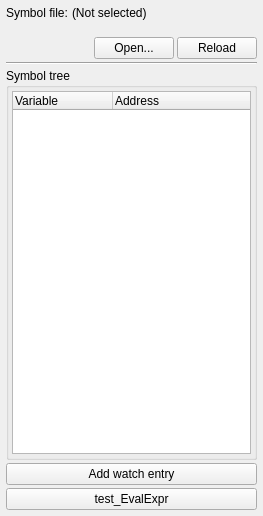
Old version of the form ui/symbolpanel.ui in the repository RigoLigoRLC/ProbeScope.
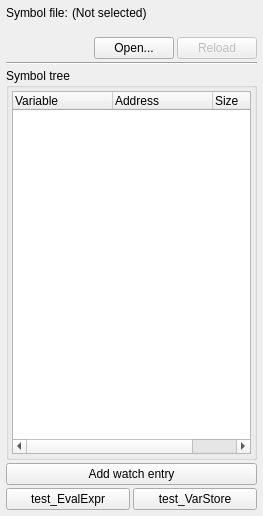
New version of the form.

Commit message: refactor: SymbolBackend stores structured data

```diff
--- a/ui/symbolpanel.ui
+++ b/ui/symbolpanel.ui
@@ -97,6 +97,9 @@
      </item>
      <item>
       <widget class="QPushButton" name="btnReloadSymbolFile">
+       <property name="enabled">
+        <bool>false</bool>
+       </property>
        <property name="sizePolicy">
         <sizepolicy hsizetype="Maximum" vsizetype="Fixed">
          <horstretch>0</horstretch>
@@ -150,7 +153,7 @@
          <bool>false</bool>
         </property>
         <property name="columnCount">
-         <number>2</number>
+         <number>3</number>
         </property>
         <attribute name="headerVisible">
          <bool>true</bool>
@@ -165,6 +168,11 @@
           <string>Address</string>
          </property>
         </column>
+        <column>
+         <property name="text">
+          <string>Size</string>
+         </property>
+        </column>
        </widget>
       </item>
      </layout>
@@ -178,11 +186,22 @@
     </widget>
    </item>
    <item>
+    <layout class="QHBoxLayout" name="horizontalLayout_3">
+     <item>
     <widget class="QPushButton" name="btnEvalExpr">
      <property name="text">
       <string>test_EvalExpr</string>
      </property>
     </widget>
+     </item>
+     <item>
+      <widget class="QPushButton" name="btnVarStore">
+       <property name="text">
+        <string>test_VarStore</string>
+       </property>
+      </widget>
+     </item>
+    </layout>
    </item>
   </layout>
  </widget>
```
Lines whose indentation alone changed are shown as unchanged. The commit also changes 5 other files.
